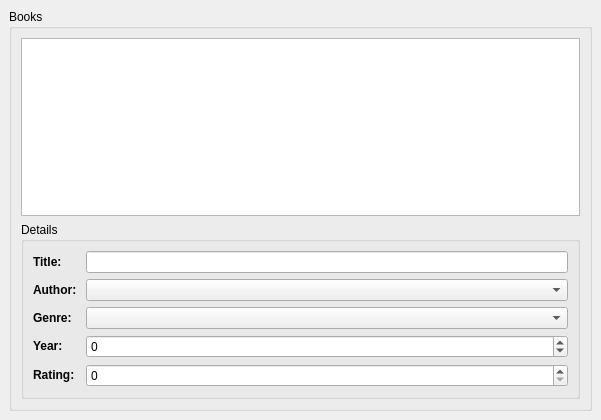
Before: the Qt Designer form coffeewindow.ui in jsonzilla/coffee, drawn with Qt 5.
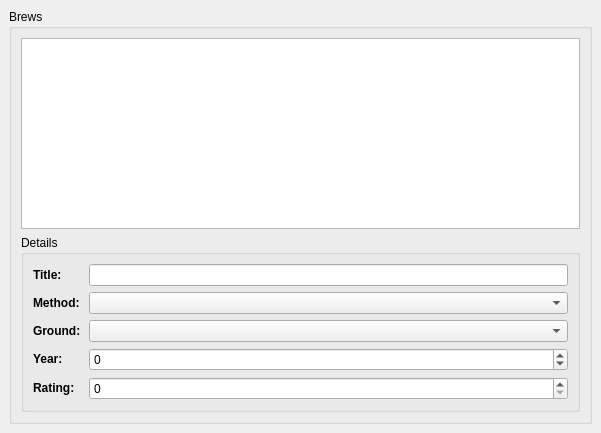
After: the same form once the commit is applied.

```diff
--- a/coffeewindow.ui
+++ b/coffeewindow.ui
@@ -7,7 +7,7 @@
     <x>0</x>
     <y>0</y>
     <width>601</width>
-    <height>420</height>
+    <height>433</height>
    </rect>
   </property>
   <property name="windowTitle">
@@ -33,7 +33,7 @@
     <item>
      <widget class="QGroupBox" name="groupBox">
       <property name="title">
-       <string>Books</string>
+       <string>Brews</string>
       </property>
       <layout class="QVBoxLayout">
        <property name="spacing">
@@ -81,7 +81,7 @@
           <item row="1" column="0">
            <widget class="QLabel" name="label_2_2_2_2">
             <property name="text">
-             <string>&lt;b&gt;Author: &lt;/b&gt;</string>
+             <string>&lt;html&gt;&lt;head/&gt;&lt;body&gt;&lt;p&gt;&lt;span style=&quot; font-weight:600;&quot;&gt;Method: &lt;/span&gt;&lt;/p&gt;&lt;/body&gt;&lt;/html&gt;</string>
             </property>
            </widget>
           </item>
@@ -95,7 +95,7 @@
           <item row="2" column="0">
            <widget class="QLabel" name="label_3">
             <property name="text">
-             <string>&lt;b&gt;Genre:&lt;/b&gt;</string>
+             <string>&lt;html&gt;&lt;head/&gt;&lt;body&gt;&lt;p&gt;&lt;span style=&quot; font-weight:600;&quot;&gt;Ground:&lt;/span&gt;&lt;/p&gt;&lt;/body&gt;&lt;/html&gt;</string>
             </property>
            </widget>
           </item>
```
Left out of the diff: 12 changed lines with no effect on the pictures.
